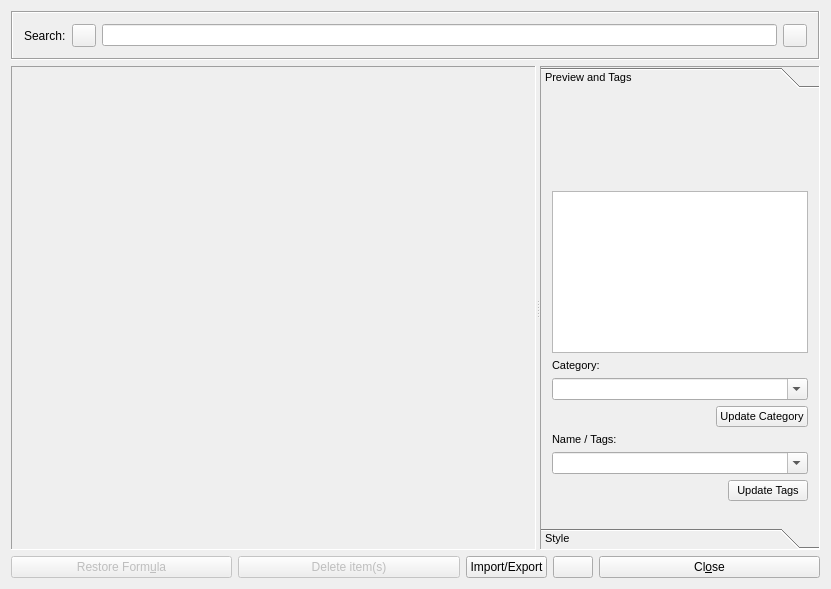
Old version of the form src/klflibrarybrowserui.ui in the repository CryFeiFei/klatexformula.
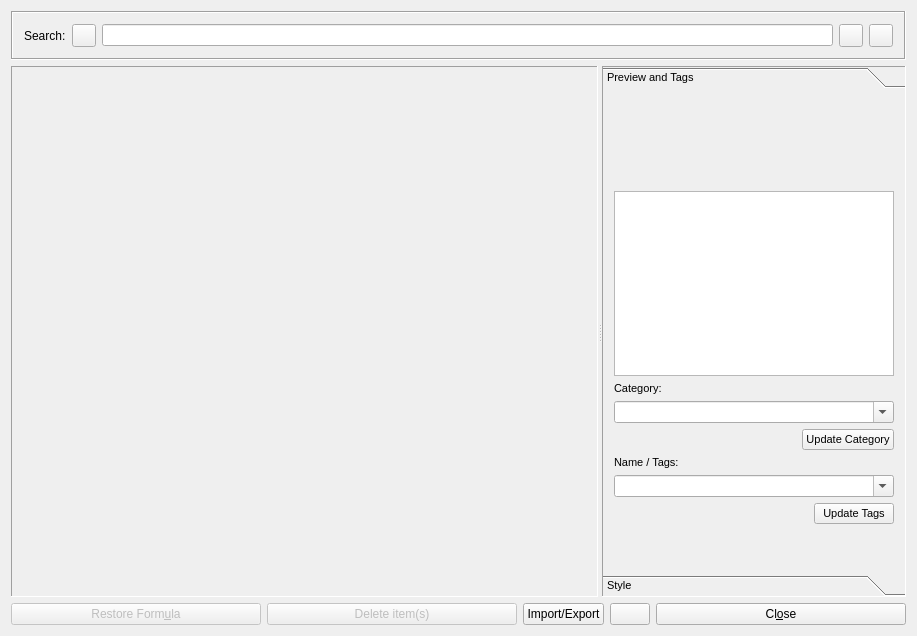
New version of the form. Icons and pictures are not drawn.

```diff
--- a/src/klflibrarybrowserui.ui
+++ b/src/klflibrarybrowserui.ui
@@ -9,8 +9,8 @@
    <rect>
     <x>0</x>
     <y>0</y>
-    <width>831</width>
-    <height>589</height>
+    <width>917</width>
+    <height>636</height>
    </rect>
   </property>
   <property name="windowTitle" >
@@ -88,6 +88,20 @@
         </property>
        </widget>
       </item>
+      <item>
+       <widget class="QToolButton" name="btnFindPrev" >
+        <property name="toolTip" >
+         <string>Find Previous [Shift-F3]</string>
+        </property>
+        <property name="whatsThis" >
+         <string>Find Previous occurrence of search string</string>
+        </property>
+        <property name="icon" >
+         <iconset resource="klfres.qrc" >
+          <normaloff>:/pics/findprev.png</normaloff>:/pics/findprev.png</iconset>
+        </property>
+       </widget>
+      </item>
       <item>
        <widget class="QToolButton" name="btnFindNext" >
         <property name="toolTip" >
@@ -144,8 +158,8 @@
         <rect>
          <x>0</x>
          <y>0</y>
-         <width>274</width>
-         <height>407</height>
+         <width>299</width>
+         <height>450</height>
         </rect>
        </property>
        <attribute name="label" >
@@ -156,7 +170,7 @@
          <widget class="QLabel" name="lblPreview" >
           <property name="minimumSize" >
            <size>
-            <width>0</width>
+            <width>280</width>
             <height>80</height>
            </size>
           </property>
```
Left out of the diff: 5 changed lines with no effect on the pictures.
